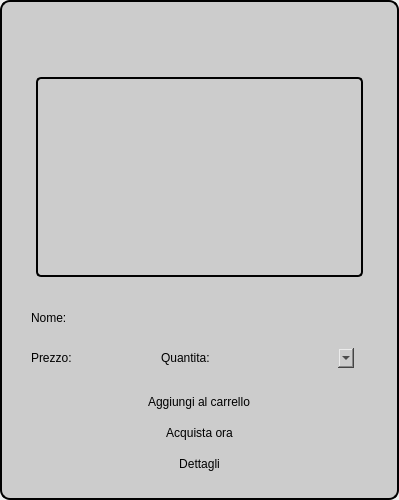
First picture: the form in projectIS/prodotto/view/vistaProdotto.ui, repository chritianchiappa/progetto_panificio, before the edit.
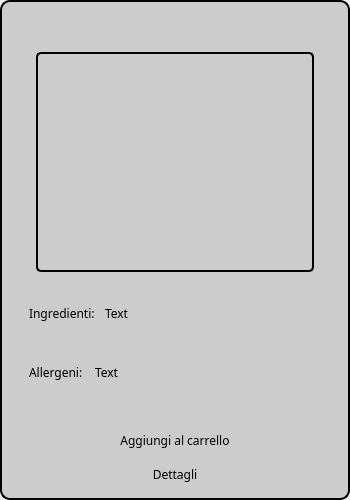
Second picture: the form after the edit. The open tabs and pages were chosen to show the change. Icons and pictures are not drawn.

The edit to the form file:
```diff
--- a/projectIS/prodotto/view/vistaProdotto.ui
+++ b/projectIS/prodotto/view/vistaProdotto.ui
@@ -6,7 +6,7 @@
    <rect>
     <x>0</x>
     <y>0</y>
-    <width>399</width>
+    <width>350</width>
     <height>500</height>
    </rect>
   </property>
@@ -43,6 +43,11 @@
        <height>500</height>
       </size>
      </property>
+     <property name="font">
+      <font>
+       <family>Tiro Kannada</family>
+      </font>
+     </property>
      <property name="styleSheet">
       <string notr="true">border-radius:10px;
 border:2px solid black;
@@ -133,7 +138,7 @@
         <property name="minimumSize">
          <size>
           <width>0</width>
-          <height>220</height>
+          <height>260</height>
          </size>
         </property>
         <property name="cursor">
@@ -161,7 +166,7 @@
          <property name="bottomMargin">
           <number>0</number>
          </property>
-         <item>
+         <item alignment="Qt::AlignTop">
           <widget class="QLabel" name="immagine_prodotto">
            <property name="sizePolicy">
             <sizepolicy hsizetype="Expanding" vsizetype="Expanding">
@@ -172,7 +177,7 @@
            <property name="minimumSize">
             <size>
              <width>0</width>
-             <height>0</height>
+             <height>220</height>
             </size>
            </property>
            <property name="maximumSize">
@@ -203,6 +208,27 @@
        </widget>
       </item>
       <item>
+       <widget class="QStackedWidget" name="stackedWidget">
+        <property name="minimumSize">
+         <size>
+          <width>0</width>
+          <height>130</height>
+         </size>
+        </property>
+        <property name="font">
+         <font>
+          <family>Tiro Kannada</family>
+         </font>
+        </property>
+        <property name="styleSheet">
+         <string notr="true">border:none</string>
+        </property>
+        <property name="currentIndex">
+         <number>0</number>
+        </property>
+        <widget class="QWidget" name="page_1">
+         <layout class="QHBoxLayout" name="horizontalLayout_5">
+          <item>
        <widget class="QFrame" name="Nome_prezzo">
         <property name="sizePolicy">
          <sizepolicy hsizetype="Expanding" vsizetype="Expanding">
@@ -230,7 +256,7 @@
           <number>0</number>
          </property>
          <property name="leftMargin">
-          <number>20</number>
+              <number>10</number>
          </property>
          <property name="topMargin">
           <number>0</number>
@@ -285,6 +311,11 @@
                 <height>50</height>
                </size>
               </property>
+                  <property name="font">
+                   <font>
+                    <family>Tiro Kannada</family>
+                   </font>
+                  </property>
               <property name="text">
                <string>Nome:</string>
               </property>
@@ -343,6 +374,11 @@
                 <height>0</height>
                </size>
               </property>
+                  <property name="font">
+                   <font>
+                    <family>Tiro Kannada</family>
+                   </font>
+                  </property>
               <property name="text">
                <string>Prezzo:</string>
               </property>
@@ -362,6 +398,11 @@
                 <height>0</height>
                </size>
               </property>
+                  <property name="font">
+                   <font>
+                    <family>Tiro Kannada</family>
+                   </font>
+                  </property>
               <property name="frameShape">
                <enum>QFrame::StyledPanel</enum>
               </property>
@@ -379,12 +420,12 @@
                 <number>0</number>
                </property>
                <property name="rightMargin">
-                <number>10</number>
+                    <number>15</number>
                </property>
                <property name="bottomMargin">
                 <number>0</number>
                </property>
-               <item>
+                   <item alignment="Qt::AlignLeft">
                 <widget class="QLabel" name="label">
                  <property name="maximumSize">
                   <size>
@@ -392,22 +433,27 @@
                    <height>16777215</height>
                   </size>
                  </property>
+                     <property name="font">
+                      <font>
+                       <family>Tiro Kannada</family>
+                      </font>
+                     </property>
                  <property name="text">
                   <string>Quantita:</string>
                  </property>
                 </widget>
                </item>
-               <item>
+                   <item alignment="Qt::AlignLeft">
                 <widget class="QComboBox" name="selettore_quantita">
                  <property name="sizePolicy">
-                  <sizepolicy hsizetype="Preferred" vsizetype="Fixed">
+                      <sizepolicy hsizetype="Expanding" vsizetype="Fixed">
                    <horstretch>0</horstretch>
                    <verstretch>0</verstretch>
                   </sizepolicy>
                  </property>
                  <property name="minimumSize">
                   <size>
-                   <width>0</width>
+                       <width>100</width>
                    <height>20</height>
                   </size>
                  </property>
@@ -417,11 +463,32 @@
                    <height>16777215</height>
                   </size>
                  </property>
+                     <property name="font">
+                      <font>
+                       <family>Tiro Kannada</family>
+                      </font>
+                     </property>
                  <property name="cursor">
                   <cursorShape>PointingHandCursor</cursorShape>
                  </property>
-                </widget>
-               </item>
+                     <property name="styleSheet">
+                      <string notr="true">border-radius:3px</string>
+                     </property>
+                    </widget>
+                   </item>
+                   <item>
+                    <spacer name="horizontalSpacer">
+                     <property name="orientation">
+                      <enum>Qt::Horizontal</enum>
+                     </property>
+                     <property name="sizeHint" stdset="0">
+                      <size>
+                       <width>40</width>
+                       <height>20</height>
+                      </size>
+                     </property>
+                    </spacer>
+                   </item>
               </layout>
              </widget>
             </item>
@@ -429,6 +496,116 @@
           </widget>
          </item>
         </layout>
+           </widget>
+          </item>
+         </layout>
+        </widget>
+        <widget class="QWidget" name="page_2">
+         <layout class="QVBoxLayout" name="verticalLayout_6">
+          <item>
+           <widget class="QFrame" name="frame_6">
+            <property name="frameShape">
+             <enum>QFrame::StyledPanel</enum>
+            </property>
+            <property name="frameShadow">
+             <enum>QFrame::Raised</enum>
+            </property>
+            <layout class="QHBoxLayout" name="horizontalLayout_6">
+             <property name="topMargin">
+              <number>15</number>
+             </property>
+             <item>
+              <widget class="QLabel" name="label_2">
+               <property name="maximumSize">
+                <size>
+                 <width>70</width>
+                 <height>16777215</height>
+                </size>
+               </property>
+               <property name="font">
+                <font>
+                 <family>Tiro Kannada</family>
+                </font>
+               </property>
+               <property name="text">
+                <string>Ingredienti:</string>
+               </property>
+               <property name="alignment">
+                <set>Qt::AlignLeading|Qt::AlignLeft|Qt::AlignTop</set>
+               </property>
+              </widget>
+             </item>
+             <item>
+              <widget class="QLabel" name="ingredienti">
+               <property name="font">
+                <font>
+                 <family>Tiro Kannada</family>
+                </font>
+               </property>
+               <property name="text">
+                <string>Text</string>
+               </property>
+               <property name="alignment">
+                <set>Qt::AlignLeading|Qt::AlignLeft|Qt::AlignTop</set>
+               </property>
+              </widget>
+             </item>
+            </layout>
+           </widget>
+          </item>
+          <item>
+           <widget class="QFrame" name="frame_7">
+            <property name="frameShape">
+             <enum>QFrame::StyledPanel</enum>
+            </property>
+            <property name="frameShadow">
+             <enum>QFrame::Raised</enum>
+            </property>
+            <layout class="QHBoxLayout" name="horizontalLayout_7">
+             <property name="topMargin">
+              <number>15</number>
+             </property>
+             <item>
+              <widget class="QLabel" name="label_3">
+               <property name="maximumSize">
+                <size>
+                 <width>60</width>
+                 <height>16777215</height>
+                </size>
+               </property>
+               <property name="font">
+                <font>
+                 <family>Tiro Kannada</family>
+                </font>
+               </property>
+               <property name="text">
+                <string>Allergeni:</string>
+               </property>
+               <property name="alignment">
+                <set>Qt::AlignLeading|Qt::AlignLeft|Qt::AlignTop</set>
+               </property>
+              </widget>
+             </item>
+             <item>
+              <widget class="QLabel" name="allergeni">
+               <property name="font">
+                <font>
+                 <family>Tiro Kannada</family>
+                </font>
+               </property>
+               <property name="text">
+                <string>Text</string>
+               </property>
+               <property name="alignment">
+                <set>Qt::AlignLeading|Qt::AlignLeft|Qt::AlignTop</set>
+               </property>
+              </widget>
+             </item>
+            </layout>
+           </widget>
+          </item>
+         </layout>
+        </widget>
        </widget>
       </item>
       <item>
@@ -439,6 +616,18 @@
           <verstretch>0</verstretch>
          </sizepolicy>
         </property>
+        <property name="minimumSize">
+         <size>
+          <width>0</width>
+          <height>0</height>
+         </size>
+        </property>
+        <property name="maximumSize">
+         <size>
+          <width>16777215</width>
+          <height>90</height>
+         </size>
+        </property>
         <property name="styleSheet">
          <string notr="true">border:none;</string>
         </property>
@@ -450,36 +639,81 @@
         </property>
         <layout class="QVBoxLayout" name="verticalLayout_4">
          <property name="spacing">
-          <number>10</number>
+          <number>5</number>
+         </property>
+         <property name="bottomMargin">
+          <number>0</number>
          </property>
          <item alignment="Qt::AlignHCenter">
           <widget class="QPushButton" name="agg_carrello_button">
+           <property name="minimumSize">
+            <size>
+             <width>120</width>
+             <height>28</height>
+            </size>
+           </property>
+           <property name="font">
+            <font>
+             <family>Tiro Kannada</family>
+            </font>
+           </property>
            <property name="cursor">
             <cursorShape>PointingHandCursor</cursorShape>
            </property>
+           <property name="styleSheet">
+            <string notr="true">QPushButton:hover {
+border-radius:0px;
+    border-bottom:2px solid rgb(242, 155, 0);
+    
+   
+}</string>
+           </property>
            <property name="text">
             <string>Aggiungi al carrello</string>
            </property>
           </widget>
          </item>
-         <item alignment="Qt::AlignHCenter">
-          <widget class="QPushButton" name="acquista_button">
-           <property name="cursor">
-            <cursorShape>PointingHandCursor</cursorShape>
-           </property>
-           <property name="text">
-            <string>Acquista ora</string>
-           </property>
-          </widget>
-         </item>
          <item alignment="Qt::AlignHCenter">
           <widget class="QPushButton" name="dettagli_button">
+           <property name="minimumSize">
+            <size>
+             <width>60</width>
+             <height>30</height>
+            </size>
+           </property>
+           <property name="font">
+            <font>
+             <family>Tiro Kannada</family>
+            </font>
+           </property>
            <property name="cursor">
             <cursorShape>PointingHandCursor</cursorShape>
            </property>
+           <property name="styleSheet">
+            <string notr="true">QPushButton:hover {
+border-radius:0px;
+    border-bottom:2px solid rgb(242, 155, 0);
+    
+   
+}</string>
+           </property>
            <property name="text">
             <string>Dettagli</string>
            </property>
+           <property name="icon">
+            <iconset resource="../../home/view/res.qrc">
+             <normaloff>:/icone/icone/piu.png</normaloff>
+             <normalon>:/icone/icone/meno.png</normalon>:/icone/icone/piu.png</iconset>
+           </property>
+           <property name="iconSize">
+            <size>
+             <width>13</width>
+             <height>13</height>
+            </size>
+           </property>
+           <property name="checkable">
+            <bool>true</bool>
+           </property>
           </widget>
          </item>
         </layout>
```
Left out of the diff: 3 changed lines with no effect on the pictures. Lines whose indentation alone changed are shown as unchanged.
